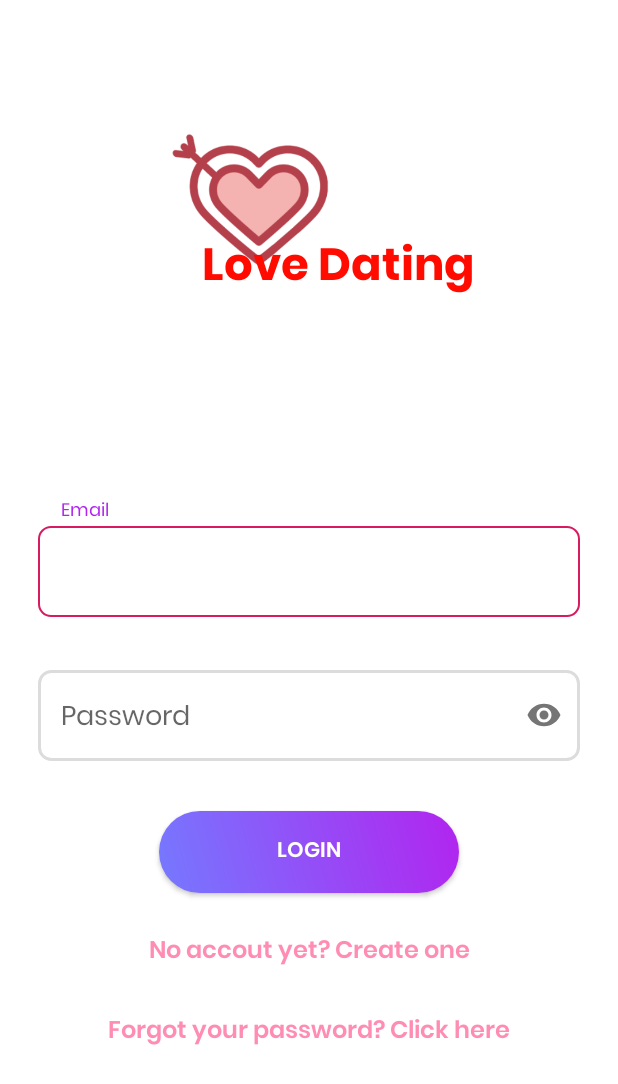
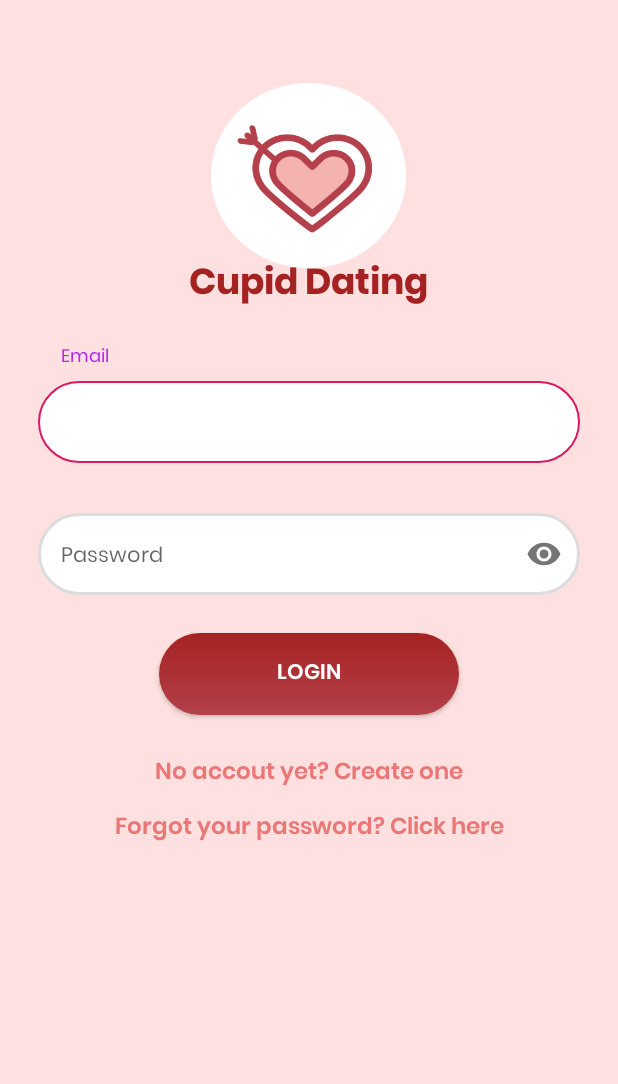
Before and after one commit to Kuroo-nekoo/Cupid_Dating, an Android app: the Login screen opened directly, with no data from a screen before it, on a phone screen of 412 x 824 dp. Shown: the top 1084 px of the screen. Run offline under Robolectric (Android 15) with nearby library versions, the phone set to English and light mode, and no system bars; our stand-ins replace Firebase (no records; nobody signed in at launch, a user with empty details on screens opened directly).

Commit message:
Update layout login, register

```diff
--- a/app/src/main/res/drawable/edit_text_focused_bg.xml
+++ b/app/src/main/res/drawable/edit_text_focused_bg.xml
@@ -2,14 +2,14 @@
 <selector xmlns:android="http://schemas.android.com/apk/res/android">
     <item android:state_focused="true">
         <shape>
-            <corners android:radius="@dimen/_1dp" />
+            <corners android:radius="30dp" />
             <solid android:color="@color/white" />
             <stroke android:width="1dp" android:color="#D81B60" />
         </shape>
     </item>
     <item>
         <shape>
-            <corners android:radius="@dimen/_1dp" />
+            <corners android:radius="30dp" />
             <solid android:color="@color/white" />
             <stroke android:width="2dp" android:color="#DCDCDC" />
 
--- a/app/src/main/res/drawable/white_rounded_button.xml
+++ b/app/src/main/res/drawable/white_rounded_button.xml
@@ -2,9 +2,9 @@
 <shape xmlns:android="http://schemas.android.com/apk/res/android" android:shape="rectangle" >
 
     <gradient
-        android:angle="45"
-        android:endColor="#B224EF"
-        android:startColor="#7579FF"
+        android:angle="90"
+        android:endColor="#A52222"
+        android:startColor="#B3404A"
         android:type="linear" />
 
     <corners
--- a/app/src/main/res/layout/activity_login.xml
+++ b/app/src/main/res/layout/activity_login.xml
@@ -13,7 +13,7 @@
         <LinearLayout
             android:layout_width="match_parent"
             android:layout_height="match_parent"
-            android:background="@color/white"
+            android:background="#FFE0E0"
             android:orientation="vertical"
             android:paddingLeft="25dp"
             android:paddingTop="55dp"
@@ -21,14 +21,15 @@
 
             <RelativeLayout
                 android:layout_width="wrap_content"
-                android:layout_height="150dp"
+                android:layout_height="163dp"
                 android:layout_gravity="center"
-                android:layout_marginBottom="30dp"
+                android:layout_marginBottom="10dp"
                 android:orientation="horizontal">
 
                 <ImageView
-                    android:layout_width="150dp"
-                    android:layout_height="150dp"
+                    android:layout_width="130dp"
+                    android:layout_height="123dp"
+                    android:layout_centerHorizontal="true"
                     android:layout_gravity="center_horizontal"
                     android:background="@drawable/logo" />
 
@@ -36,17 +37,19 @@
                     android:layout_width="wrap_content"
                     android:layout_height="wrap_content"
                     android:layout_alignParentBottom="true"
-                    android:layout_marginLeft="40dp"
-                    android:text="Love Dating"
-                    android:textColor="#ff0b00"
-                    android:textSize="30dp" />
+                    android:layout_gravity="center_horizontal"
+                    android:text="Cupid Dating"
+                    android:padding="@dimen/_5dp"
+                    android:textColor="#A52222"
+                    android:textStyle="bold"
+                    android:textSize="24dp" />
 
             </RelativeLayout>
 
             <LinearLayout
                 android:layout_width="match_parent"
                 android:layout_height="match_parent"
-                android:gravity="center"
+                android:gravity=""
                 android:orientation="vertical">
 
 
@@ -62,6 +65,7 @@
                         android:layout_height="wrap_content"
                         android:background="@drawable/edit_text_focused_bg"
                         android:hint="Email"
+                        android:textSize="14dp"
                         android:inputType="textEmailAddress"
                         android:padding="15dp" />
                 </com.google.android.material.textfield.TextInputLayout>
@@ -69,8 +73,6 @@
                 <com.google.android.material.textfield.TextInputLayout
                     android:layout_width="match_parent"
                     android:layout_height="80dp"
-                    android:layout_marginTop="8dp"
-                    android:layout_marginBottom="8dp"
                     android:gravity="bottom"
                     app:passwordToggleEnabled="true">
 
@@ -80,6 +82,7 @@
                         android:layout_height="wrap_content"
                         android:background="@drawable/edit_text_focused_bg"
                         android:hint="Password"
+                        android:textSize="14dp"
                         android:inputType="textPassword"
                         android:padding="15dp" />
                 </com.google.android.material.textfield.TextInputLayout>
@@ -114,11 +117,11 @@
                     android:id="@+id/link_signup"
                     android:layout_width="match_parent"
                     android:layout_height="wrap_content"
-                    android:layout_marginBottom="25dp"
                     android:gravity="center"
+                    android:layout_marginBottom="10dp"
                     android:text="No accout yet? Create one"
-                    android:textColor="@color/transparentPink"
-                    android:textSize="16dp" />
+                    android:textColor="#EB7676"
+                    android:textSize="15dp" />
                 <com.final_mad.datingapp.datingapp.customfonts.TextViewSemiBold
                     android:id="@+id/tvForgotPassword"
                     android:layout_width="match_parent"
@@ -126,8 +129,8 @@
                     android:layout_marginBottom="25dp"
                     android:gravity="center"
                     android:text="Forgot your password? Click here"
-                    android:textColor="@color/transparentPink"
-                    android:textSize="16dp" />
+                    android:textColor="#EB7676"
+                    android:textSize="15dp" />
             </LinearLayout>
 
         </LinearLayout>
```
Also changed, not shown: 1 other file.
